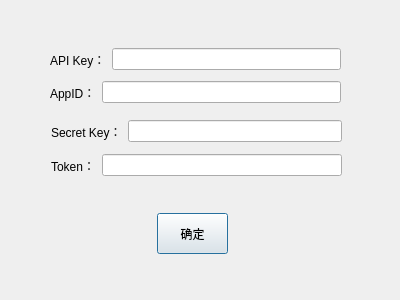
The window that modifywidget.ui (slicesteak/SheepOCR) describes before a commit, drawn with Qt 5.
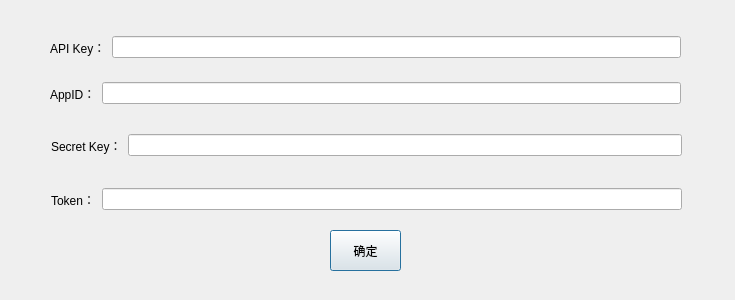
The same window after the commit.

```diff
--- a/modifywidget.ui
+++ b/modifywidget.ui
@@ -6,7 +6,7 @@
    <rect>
     <x>0</x>
     <y>0</y>
-    <width>400</width>
+    <width>735</width>
     <height>300</height>
    </rect>
   </property>
@@ -17,9 +17,9 @@
    <property name="geometry">
     <rect>
      <x>50</x>
-     <y>48</y>
-     <width>291</width>
-     <height>23</height>
+     <y>22</y>
+     <width>631</width>
+     <height>51</height>
     </rect>
    </property>
    <layout class="QHBoxLayout" name="horizontalLayout_7">
@@ -31,15 +31,21 @@
      </widget>
     </item>
     <item>
-     <widget class="QLineEdit" name="SKLineEdit"/>
+     <widget class="QLineEdit" name="SKLineEdit">
+      <property name="font">
+       <font>
+        <pointsize>5</pointsize>
+       </font>
+      </property>
+     </widget>
     </item>
    </layout>
   </widget>
   <widget class="QPushButton" name="confirmBtn">
    <property name="geometry">
     <rect>
-     <x>157</x>
-     <y>213</y>
+     <x>330</x>
+     <y>230</y>
      <width>71</width>
      <height>41</height>
     </rect>
@@ -52,9 +58,9 @@
    <property name="geometry">
     <rect>
      <x>50</x>
-     <y>81</y>
-     <width>291</width>
-     <height>23</height>
+     <y>68</y>
+     <width>631</width>
+     <height>51</height>
     </rect>
    </property>
    <layout class="QHBoxLayout" name="horizontalLayout_6">
@@ -75,8 +81,8 @@
     <rect>
      <x>51</x>
      <y>120</y>
-     <width>291</width>
-     <height>23</height>
+     <width>631</width>
+     <height>51</height>
     </rect>
    </property>
    <layout class="QHBoxLayout" name="horizontalLayout_10">
@@ -96,9 +102,9 @@
    <property name="geometry">
     <rect>
      <x>51</x>
-     <y>154</y>
-     <width>291</width>
-     <height>23</height>
+     <y>179</y>
+     <width>631</width>
+     <height>41</height>
     </rect>
    </property>
    <layout class="QHBoxLayout" name="horizontalLayout_9">
```
